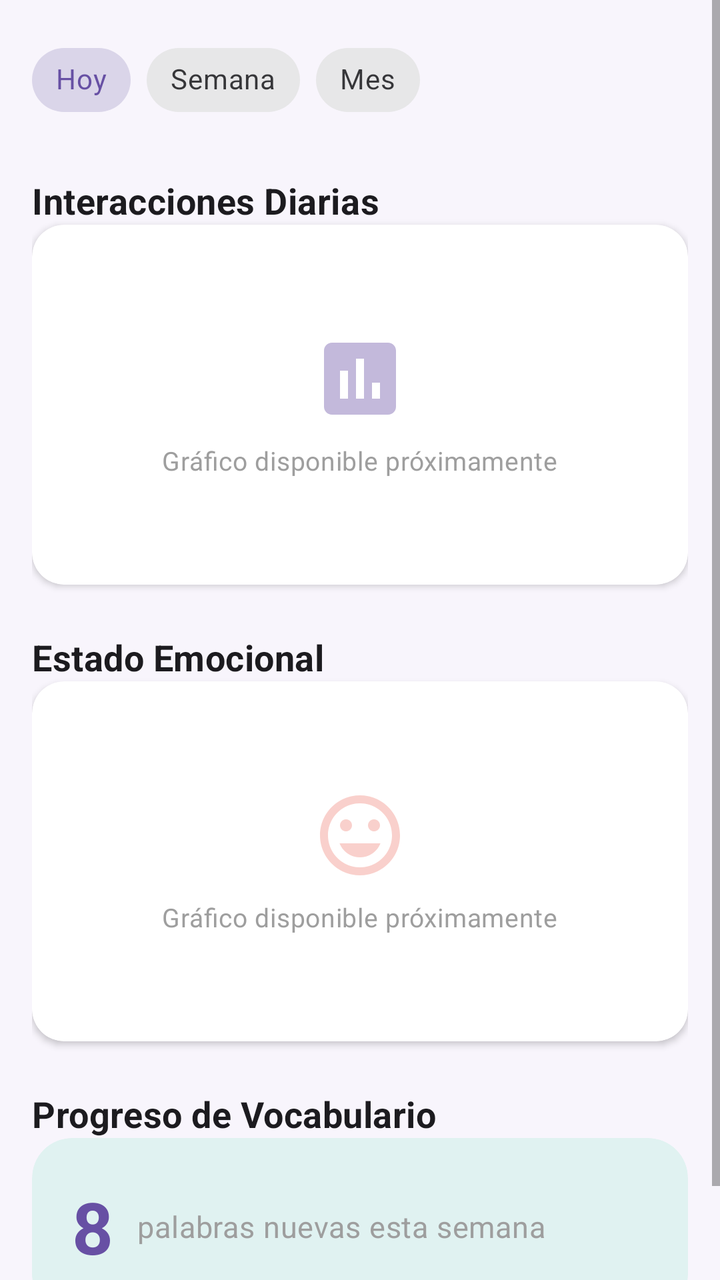
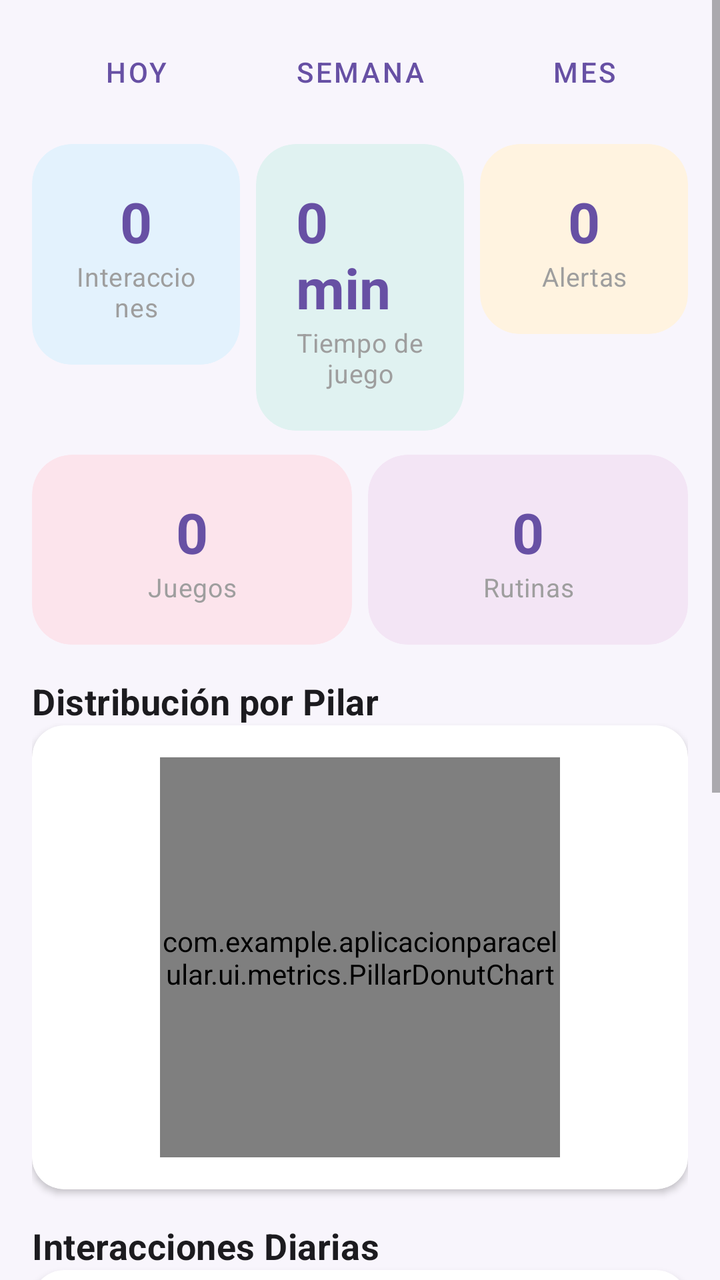

The first picture is an Android layout as it rendered before a commit; the second is the same layout after the commit. The layout source and the unified diff follow.
<!-- AndroidManifest.xml: application theme Theme.AplicacionParaCelular -->
<!-- res/layout/fragment_metrics.xml -->
<?xml version="1.0" encoding="utf-8"?>
<ScrollView xmlns:android="http://schemas.android.com/apk/res/android"
    xmlns:app="http://schemas.android.com/apk/res-auto"
    xmlns:tools="http://schemas.android.com/tools"
    android:layout_width="match_parent"
    android:layout_height="match_parent"
    android:clipToPadding="false"
    android:paddingBottom="16dp"
    tools:context=".ui.metrics.MetricsFragment">

    <LinearLayout
        android:layout_width="match_parent"
        android:layout_height="wrap_content"
        android:orientation="vertical"
        android:padding="16dp">

        
        <com.google.android.material.chip.ChipGroup
            android:id="@+id/chip_group_period"
            android:layout_width="match_parent"
            android:layout_height="wrap_content"
            app:singleSelection="true">

            <com.google.android.material.chip.Chip
                android:id="@+id/chip_today"
                style="@style/Widget.MaterialComponents.Chip.Choice"
                android:layout_width="wrap_content"
                android:layout_height="wrap_content"
                android:checked="true"
                android:text="@string/metrics_period_today" />

            <com.google.android.material.chip.Chip
                android:id="@+id/chip_week"
                style="@style/Widget.MaterialComponents.Chip.Choice"
                android:layout_width="wrap_content"
                android:layout_height="wrap_content"
                android:text="@string/metrics_period_week" />

            <com.google.android.material.chip.Chip
                android:id="@+id/chip_month"
                style="@style/Widget.MaterialComponents.Chip.Choice"
                android:layout_width="wrap_content"
                android:layout_height="wrap_content"
                android:text="@string/metrics_period_month" />
        </com.google.android.material.chip.ChipGroup>

        
        <TextView
            android:layout_width="wrap_content"
            android:layout_height="wrap_content"
            android:layout_marginTop="@dimen/section_margin_top"
            android:text="@string/metrics_interaction_chart"
            android:textAppearance="@style/TextAppearance.App.SectionTitle" />

        <com.google.android.material.card.MaterialCardView
            style="@style/Widget.App.CardView"
            android:layout_width="match_parent"
            android:layout_height="180dp">

            <LinearLayout
                android:layout_width="match_parent"
                android:layout_height="match_parent"
                android:gravity="center"
                android:orientation="vertical">

                <ImageView
                    android:layout_width="48dp"
                    android:layout_height="48dp"
                    android:alpha="0.4"
                    android:contentDescription="@string/metrics_chart_placeholder"
                    app:srcCompat="@drawable/ic_metrics_24dp"
                    app:tint="@color/primary" />

                <TextView
                    android:layout_width="wrap_content"
                    android:layout_height="wrap_content"
                    android:layout_marginTop="8dp"
                    android:text="@string/metrics_chart_placeholder"
                    android:textAppearance="@style/TextAppearance.App.CardSubtitle" />
            </LinearLayout>
        </com.google.android.material.card.MaterialCardView>

        
        <TextView
            android:layout_width="wrap_content"
            android:layout_height="wrap_content"
            android:layout_marginTop="@dimen/section_margin_top"
            android:text="@string/metrics_emotion_chart"
            android:textAppearance="@style/TextAppearance.App.SectionTitle" />

        <com.google.android.material.card.MaterialCardView
            style="@style/Widget.App.CardView"
            android:layout_width="match_parent"
            android:layout_height="180dp">

            <LinearLayout
                android:layout_width="match_parent"
                android:layout_height="match_parent"
                android:gravity="center"
                android:orientation="vertical">

                <ImageView
                    android:layout_width="48dp"
                    android:layout_height="48dp"
                    android:alpha="0.4"
                    android:contentDescription="@string/metrics_chart_placeholder"
                    app:srcCompat="@drawable/ic_teddy_24dp"
                    app:tint="@color/secondary" />

                <TextView
                    android:layout_width="wrap_content"
                    android:layout_height="wrap_content"
                    android:layout_marginTop="8dp"
                    android:text="@string/metrics_chart_placeholder"
                    android:textAppearance="@style/TextAppearance.App.CardSubtitle" />
            </LinearLayout>
        </com.google.android.material.card.MaterialCardView>

        
        <TextView
            android:layout_width="wrap_content"
            android:layout_height="wrap_content"
            android:layout_marginTop="@dimen/section_margin_top"
            android:text="@string/metrics_vocabulary_title"
            android:textAppearance="@style/TextAppearance.App.SectionTitle" />

        <com.google.android.material.card.MaterialCardView
            style="@style/Widget.App.CardView.Colored"
            android:layout_width="match_parent"
            android:layout_height="wrap_content"
            app:cardBackgroundColor="@color/card_bg_mint">

            <LinearLayout
                android:layout_width="match_parent"
                android:layout_height="wrap_content"
                android:gravity="center_vertical"
                android:orientation="horizontal">

                <TextView
                    android:layout_width="wrap_content"
                    android:layout_height="wrap_content"
                    android:text="@string/metrics_vocabulary_value"
                    android:textAppearance="@style/TextAppearance.App.MetricValue"
                    android:textSize="36sp" />

                <TextView
                    android:layout_width="wrap_content"
                    android:layout_height="wrap_content"
                    android:layout_marginStart="12dp"
                    android:text="@string/metrics_vocabulary_words"
                    android:textAppearance="@style/TextAppearance.App.CardSubtitle"
                    android:textSize="15sp" />
            </LinearLayout>
        </com.google.android.material.card.MaterialCardView>

        

        

        

    </LinearLayout>
</ScrollView>
<!-- resources referenced by this layout -->
<resources>
  <color name="card_bg_mint">#FFE0F2F1</color>
  <color name="primary">#FF6750A4</color>
  <color name="secondary">#FFEF8A7E</color>
  <dimen name="section_margin_top">24dp</dimen>
  <!-- drawable ic_metrics_24dp (drawable) -->
  <vector xmlns:android="http://schemas.android.com/apk/res/android"
      android:width="24dp"
      android:height="24dp"
      android:viewportWidth="24"
      android:viewportHeight="24"
      android:tint="?attr/colorControlNormal">
      <path
          android:fillColor="@android:color/white"
          android:pathData="M19,3H5C3.9,3 3,3.9 3,5v14c0,1.1 0.9,2 2,2h14c1.1,0 2,-0.9 2,-2V5C21,3.9 20.1,3 19,3zM9,17H7v-7h2V17zM13,17h-2V7h2V17zM17,17h-2v-4h2V17z"/>
  </vector>
  <!-- drawable ic_teddy_24dp (drawable) -->
  <vector xmlns:android="http://schemas.android.com/apk/res/android"
      android:width="24dp"
      android:height="24dp"
      android:viewportWidth="24"
      android:viewportHeight="24"
      android:tint="?attr/colorControlNormal">
      <path
          android:fillColor="@android:color/white"
          android:pathData="M12,2C6.48,2 2,6.48 2,12s4.48,10 10,10 10,-4.48 10,-10S17.52,2 12,2zM12,20c-4.41,0 -8,-3.59 -8,-8s3.59,-8 8,-8 8,3.59 8,8 -3.59,8 -8,8zM15.5,11c0.83,0 1.5,-0.67 1.5,-1.5S16.33,8 15.5,8 14,8.67 14,9.5s0.67,1.5 1.5,1.5zM8.5,11c0.83,0 1.5,-0.67 1.5,-1.5S9.33,8 8.5,8 7,8.67 7,9.5 7.67,11 8.5,11zM12,17.5c2.33,0 4.31,-1.46 5.11,-3.5H6.89c0.8,2.04 2.78,3.5 5.11,3.5z"/>
  </vector>
  <string name="metrics_chart_placeholder">Gráfico disponible próximamente</string>
  <string name="metrics_emotion_chart">Estado Emocional</string>
  <string name="metrics_interaction_chart">Interacciones Diarias</string>
  <string name="metrics_period_month">Mes</string>
  <string name="metrics_period_today">Hoy</string>
  <string name="metrics_period_week">Semana</string>
  <string name="metrics_vocabulary_title">Progreso de Vocabulario</string>
  <string name="metrics_vocabulary_value">8</string>
  <string name="metrics_vocabulary_words">palabras nuevas esta semana</string>
  <style name="TextAppearance.App.CardSubtitle" parent="TextAppearance.MaterialComponents.Body2">
          <item name="android:textSize">13sp</item>
          <item name="android:textColor">@color/text_hint</item>
      </style>
  <style name="TextAppearance.App.MetricValue" parent="TextAppearance.MaterialComponents.Headline5">
          <item name="android:textSize">28sp</item>
          <item name="android:textStyle">bold</item>
          <item name="android:textColor">?attr/colorPrimary</item>
      </style>
  <style name="TextAppearance.App.SectionTitle" parent="TextAppearance.MaterialComponents.Subtitle1">
          <item name="android:textSize">18sp</item>
          <item name="android:textStyle">bold</item>
          <item name="android:textColor">?attr/colorOnBackground</item>
          <item name="android:paddingBottom">8dp</item>
      </style>
  <style name="Widget.App.CardView" parent="Widget.MaterialComponents.CardView">
          <item name="cardCornerRadius">16dp</item>
          <item name="cardElevation">2dp</item>
          <item name="contentPadding">16dp</item>
      </style>
  <style name="Widget.App.CardView.Colored">
          <item name="cardCornerRadius">20dp</item>
          <item name="cardElevation">0dp</item>
          <item name="contentPadding">20dp</item>
      </style>
  <color name="text_hint">#FF9E9E9E</color>
  <color name="primary_dark">#FF4F378B</color>
  <color name="on_primary">#FFFFFFFF</color>
  <color name="secondary_dark">#FFD4574E</color>
  <color name="on_secondary">#FFFFFFFF</color>
  <color name="background_light">#FFF8F5FC</color>
  <color name="surface_light">#FFFFFFFF</color>
  <color name="on_background_light">#FF1C1B1F</color>
  <color name="on_surface_light">#FF1C1B1F</color>
  <!-- unchanged entries left out for length: 1 -->
</resources>

<!-- the commit's change to res/layout/fragment_metrics.xml (unified diff, before → after) -->
@@ -15,149 +15,288 @@
         android:padding="16dp">
 
         
-        <com.google.android.material.chip.ChipGroup
-            android:id="@+id/chip_group_period"
-            android:layout_width="match_parent"
-            android:layout_height="wrap_content"
-            app:singleSelection="true">
-
-            <com.google.android.material.chip.Chip
-                android:id="@+id/chip_today"
-                style="@style/Widget.MaterialComponents.Chip.Choice"
-                android:layout_width="wrap_content"
-                android:layout_height="wrap_content"
-                android:checked="true"
-                android:text="@string/metrics_period_today" />
-
-            <com.google.android.material.chip.Chip
-                android:id="@+id/chip_week"
-                style="@style/Widget.MaterialComponents.Chip.Choice"
-                android:layout_width="wrap_content"
-                android:layout_height="wrap_content"
-                android:text="@string/metrics_period_week" />
-
-            <com.google.android.material.chip.Chip
-                android:id="@+id/chip_month"
-                style="@style/Widget.MaterialComponents.Chip.Choice"
-                android:layout_width="wrap_content"
-                android:layout_height="wrap_content"
-                android:text="@string/metrics_period_month" />
-        </com.google.android.material.chip.ChipGroup>
+        <LinearLayout
+            android:layout_width="match_parent"
+            android:layout_height="wrap_content"
+            android:orientation="horizontal"
+            android:gravity="center"
+            android:layout_marginBottom="16dp">
+
+            <com.google.android.material.button.MaterialButton
+                android:id="@+id/btn_today"
+                style="@style/Widget.MaterialComponents.Button.TextButton"
+                android:layout_width="0dp"
+                android:layout_height="40dp"
+                android:layout_weight="1"
+                android:layout_marginEnd="4dp"
+                android:text="@string/metrics_period_today"
+                app:cornerRadius="8dp" />
+
+            <com.google.android.material.button.MaterialButton
+                android:id="@+id/btn_week"
+                style="@style/Widget.MaterialComponents.Button.TextButton"
+                android:layout_width="0dp"
+                android:layout_height="40dp"
+                android:layout_weight="1"
+                android:layout_marginStart="4dp"
+                android:layout_marginEnd="4dp"
+                android:text="@string/metrics_period_week"
+                app:cornerRadius="8dp" />
+
+            <com.google.android.material.button.MaterialButton
+                android:id="@+id/btn_month"
+                style="@style/Widget.MaterialComponents.Button.TextButton"
+                android:layout_width="0dp"
+                android:layout_height="40dp"
+                android:layout_weight="1"
+                android:layout_marginStart="4dp"
+                android:text="@string/metrics_period_month"
+                app:cornerRadius="8dp" />
+        </LinearLayout>
+
+        
+        <LinearLayout
+            android:layout_width="match_parent"
+            android:layout_height="wrap_content"
+            android:orientation="horizontal"
+            android:weightSum="3"
+            android:layout_marginBottom="12dp">
+
+            <com.google.android.material.card.MaterialCardView
+                style="@style/Widget.App.CardView.Colored"
+                android:layout_width="0dp"
+                android:layout_height="wrap_content"
+                android:layout_weight="1"
+                android:layout_marginEnd="4dp"
+                app:cardBackgroundColor="@color/card_bg_sky">
+
+                <LinearLayout
+                    android:layout_width="match_parent"
+                    android:layout_height="wrap_content"
+                    android:gravity="center"
+                    android:orientation="vertical">
+
+                    <TextView
+                        android:id="@+id/txt_total_interactions"
+                        android:layout_width="wrap_content"
+                        android:layout_height="wrap_content"
+                        android:text="0"
+                        android:textAppearance="@style/TextAppearance.App.MetricValue" />
+
+                    <TextView
+                        android:layout_width="wrap_content"
+                        android:layout_height="wrap_content"
+                        android:gravity="center"
+                        android:text="@string/dashboard_interactions"
+                        android:textAppearance="@style/TextAppearance.App.CardSubtitle" />
+                </LinearLayout>
+            </com.google.android.material.card.MaterialCardView>
+
+            <com.google.android.material.card.MaterialCardView
+                style="@style/Widget.App.CardView.Colored"
+                android:layout_width="0dp"
+                android:layout_height="wrap_content"
+                android:layout_weight="1"
+                android:layout_marginStart="4dp"
+                android:layout_marginEnd="4dp"
+                app:cardBackgroundColor="@color/card_bg_mint">
+
+                <LinearLayout
+                    android:layout_width="match_parent"
+                    android:layout_height="wrap_content"
+                    android:gravity="center"
+                    android:orientation="vertical">
+
+                    <TextView
+                        android:id="@+id/txt_total_playtime"
+                        android:layout_width="wrap_content"
+                        android:layout_height="wrap_content"
+                        android:text="0 min"
+                        android:textAppearance="@style/TextAppearance.App.MetricValue" />
+
+                    <TextView
+                        android:layout_width="wrap_content"
+                        android:layout_height="wrap_content"
+                        android:gravity="center"
+                        android:text="@string/dashboard_playtime"
+                        android:textAppearance="@style/TextAppearance.App.CardSubtitle" />
+                </LinearLayout>
+            </com.google.android.material.card.MaterialCardView>
+
+            <com.google.android.material.card.MaterialCardView
+                style="@style/Widget.App.CardView.Colored"
+                android:layout_width="0dp"
+                android:layout_height="wrap_content"
+                android:layout_weight="1"
+                android:layout_marginStart="4dp"
+                app:cardBackgroundColor="@color/card_bg_peach">
+
+                <LinearLayout
+                    android:layout_width="match_parent"
+                    android:layout_height="wrap_content"
+                    android:gravity="center"
+                    android:orientation="vertical">
+
+                    <TextView
+                        android:id="@+id/txt_crisis_count"
+                        android:layout_width="wrap_content"
+                        android:layout_height="wrap_content"
+                        android:text="0"
+                        android:textAppearance="@style/TextAppearance.App.MetricValue" />
+
+                    <TextView
+                        android:layout_width="wrap_content"
+                        android:layout_height="wrap_content"
+                        android:gravity="center"
+                        android:text="Alertas"
+                        android:textAppearance="@style/TextAppearance.App.CardSubtitle" />
+                </LinearLayout>
+            </com.google.android.material.card.MaterialCardView>
+        </LinearLayout>
+
+        
+        <LinearLayout
+            android:layout_width="match_parent"
+            android:layout_height="wrap_content"
+            android:orientation="horizontal"
+            android:weightSum="2"
+            android:layout_marginBottom="16dp">
+
+            <com.google.android.material.card.MaterialCardView
+                style="@style/Widget.App.CardView.Colored"
+                android:layout_width="0dp"
+                android:layout_height="wrap_content"
+                android:layout_weight="1"
+                android:layout_marginEnd="4dp"
+                app:cardBackgroundColor="@color/card_bg_rose">
+
+                <LinearLayout
+                    android:layout_width="match_parent"
+                    android:layout_height="wrap_content"
+                    android:gravity="center"
+                    android:orientation="vertical">
+
+                    <TextView
+                        android:id="@+id/txt_games_played"
+                        android:layout_width="wrap_content"
+                        android:layout_height="wrap_content"
+                        android:text="0"
+                        android:textAppearance="@style/TextAppearance.App.MetricValue" />
+
+                    <TextView
+                        android:layout_width="wrap_content"
+                        android:layout_height="wrap_content"
+                        android:gravity="center"
+                        android:text="Juegos"
+                        android:textAppearance="@style/TextAppearance.App.CardSubtitle" />
+                </LinearLayout>
+            </com.google.android.material.card.MaterialCardView>
+
+            <com.google.android.material.card.MaterialCardView
+                style="@style/Widget.App.CardView.Colored"
+                android:layout_width="0dp"
+                android:layout_height="wrap_content"
+                android:layout_weight="1"
+                android:layout_marginStart="4dp"
+                app:cardBackgroundColor="@color/card_bg_lavender">
+
+                <LinearLayout
+                    android:layout_width="match_parent"
+                    android:layout_height="wrap_content"
+                    android:gravity="center"
+                    android:orientation="vertical">
+
+                    <TextView
+                        android:id="@+id/txt_routines_completed"
+                        android:layout_width="wrap_content"
+                        android:layout_height="wrap_content"
+                        android:text="0"
+                        android:textAppearance="@style/TextAppearance.App.MetricValue" />
+
+                    <TextView
+                        android:layout_width="wrap_content"
+                        android:layout_height="wrap_content"
+                        android:gravity="center"
+                        android:text="Rutinas"
+                        android:textAppearance="@style/TextAppearance.App.CardSubtitle" />
+                </LinearLayout>
+            </com.google.android.material.card.MaterialCardView>
+        </LinearLayout>
 
         
         <TextView
             android:layout_width="wrap_content"
             android:layout_height="wrap_content"
-            android:layout_marginTop="@dimen/section_margin_top"
+            android:text="Distribución por Pilar"
+            android:textAppearance="@style/TextAppearance.App.SectionTitle" />
+
+        <com.google.android.material.card.MaterialCardView
+            style="@style/Widget.App.CardView"
+            android:layout_width="match_parent"
+            android:layout_height="wrap_content"
+            android:layout_marginBottom="16dp">
+
+            <com.example.aplicacionparacelular.ui.metrics.PillarDonutChart
+                android:id="@+id/pillar_chart"
+                android:layout_width="200dp"
+                android:layout_height="200dp"
+                android:layout_gravity="center" />
+        </com.google.android.material.card.MaterialCardView>
+
+        
+        <TextView
+            android:layout_width="wrap_content"
+            android:layout_height="wrap_content"
             android:text="@string/metrics_interaction_chart"
             android:textAppearance="@style/TextAppearance.App.SectionTitle" />
 
         <com.google.android.material.card.MaterialCardView
             style="@style/Widget.App.CardView"
             android:layout_width="match_parent"
-            android:layout_height="180dp">
+            android:layout_height="wrap_content"
+            android:layout_marginBottom="16dp">
+
+            <com.example.aplicacionparacelular.ui.metrics.WeekBarChart
+                android:id="@+id/week_chart"
+                android:layout_width="match_parent"
+                android:layout_height="200dp" />
+        </com.google.android.material.card.MaterialCardView>
+
+        
+        <TextView
+            android:layout_width="wrap_content"
+            android:layout_height="wrap_content"
+            android:text="@string/metrics_vocabulary_title"
+            android:textAppearance="@style/TextAppearance.App.SectionTitle" />
+
+        <com.google.android.material.card.MaterialCardView
+            style="@style/Widget.App.CardView.Colored"
+            android:layout_width="match_parent"
+            android:layout_height="wrap_content"
+            app:cardBackgroundColor="@color/card_bg_mint">
 
             <LinearLayout
                 android:layout_width="match_parent"
-                android:layout_height="match_parent"
-                android:gravity="center"
-                android:orientation="vertical">
-
-                <ImageView
-                    android:layout_width="48dp"
-                    android:layout_height="48dp"
-                    android:alpha="0.4"
-                    android:contentDescription="@string/metrics_chart_placeholder"
-                    app:srcCompat="@drawable/ic_metrics_24dp"
-                    app:tint="@color/primary" />
+                android:layout_height="wrap_content"
+                android:orientation="vertical"
+                android:gravity="center">
 
                 <TextView
+                    android:id="@+id/txt_vocab_total"
                     android:layout_width="wrap_content"
                     android:layout_height="wrap_content"
-                    android:layout_marginTop="8dp"
-                    android:text="@string/metrics_chart_placeholder"
+                    android:text="0 palabras conocidas"
+                    android:textAppearance="@style/TextAppearance.App.MetricValue"
+                    android:textSize="20sp" />
+
+                <TextView
+                    android:id="@+id/txt_vocab_new"
+                    android:layout_width="wrap_content"
+                    android:layout_height="wrap_content"
+                    android:text="0 esta semana"
                     android:textAppearance="@style/TextAppearance.App.CardSubtitle" />
             </LinearLayout>
         </com.google.android.material.card.MaterialCardView>
 
-        
-        <TextView
-            android:layout_width="wrap_content"
-            android:layout_height="wrap_content"
-            android:layout_marginTop="@dimen/section_margin_top"
-            android:text="@string/metrics_emotion_chart"
-            android:textAppearance="@style/TextAppearance.App.SectionTitle" />
-
-        <com.google.android.material.card.MaterialCardView
-            style="@style/Widget.App.CardView"
-            android:layout_width="match_parent"
-            android:layout_height="180dp">
-
-            <LinearLayout
-                android:layout_width="match_parent"
-                android:layout_height="match_parent"
-                android:gravity="center"
-                android:orientation="vertical">
-
-                <ImageView
-                    android:layout_width="48dp"
-                    android:layout_height="48dp"
-                    android:alpha="0.4"
-                    android:contentDescription="@string/metrics_chart_placeholder"
-                    app:srcCompat="@drawable/ic_teddy_24dp"
-                    app:tint="@color/secondary" />
-
-                <TextView
-                    android:layout_width="wrap_content"
-                    android:layout_height="wrap_content"
-                    android:layout_marginTop="8dp"
-                    android:text="@string/metrics_chart_placeholder"
-                    android:textAppearance="@style/TextAppearance.App.CardSubtitle" />
-            </LinearLayout>
-        </com.google.android.material.card.MaterialCardView>
-
-        
-        <TextView
-            android:layout_width="wrap_content"
-            android:layout_height="wrap_content"
-            android:layout_marginTop="@dimen/section_margin_top"
-            android:text="@string/metrics_vocabulary_title"
-            android:textAppearance="@style/TextAppearance.App.SectionTitle" />
-
-        <com.google.android.material.card.MaterialCardView
-            style="@style/Widget.App.CardView.Colored"
-            android:layout_width="match_parent"
-            android:layout_height="wrap_content"
-            app:cardBackgroundColor="@color/card_bg_mint">
-
-            <LinearLayout
-                android:layout_width="match_parent"
-                android:layout_height="wrap_content"
-                android:gravity="center_vertical"
-                android:orientation="horizontal">
-
-                <TextView
-                    android:layout_width="wrap_content"
-                    android:layout_height="wrap_content"
-                    android:text="@string/metrics_vocabulary_value"
-                    android:textAppearance="@style/TextAppearance.App.MetricValue"
-                    android:textSize="36sp" />
-
-                <TextView
-                    android:layout_width="wrap_content"
-                    android:layout_height="wrap_content"
-                    android:layout_marginStart="12dp"
-                    android:text="@string/metrics_vocabulary_words"
-                    android:textAppearance="@style/TextAppearance.App.CardSubtitle"
-                    android:textSize="15sp" />
-            </LinearLayout>
-        </com.google.android.material.card.MaterialCardView>
-
-        
-
-        
-
-        
-
     </LinearLayout>
 </ScrollView>
<!-- resource entries referenced after the edit -->
@@ -1,40 +1,19 @@
 <!-- resources referenced by this layout -->
 <resources>
+  <color name="card_bg_lavender">#FFF3E5F5</color>
   <color name="card_bg_mint">#FFE0F2F1</color>
+  <color name="card_bg_peach">#FFFFF3E0</color>
+  <color name="card_bg_rose">#FFFCE4EC</color>
+  <color name="card_bg_sky">#FFE3F2FD</color>
+  <string name="dashboard_interactions">Interacciones</string>
+  <string name="dashboard_playtime">Tiempo de juego</string>
   <color name="primary">#FF6750A4</color>
   <color name="secondary">#FFEF8A7E</color>
-  <dimen name="section_margin_top">24dp</dimen>
-  <!-- drawable ic_metrics_24dp (drawable) -->
-  <vector xmlns:android="http://schemas.android.com/apk/res/android"
-      android:width="24dp"
-      android:height="24dp"
-      android:viewportWidth="24"
-      android:viewportHeight="24"
-      android:tint="?attr/colorControlNormal">
-      <path
-          android:fillColor="@android:color/white"
-          android:pathData="M19,3H5C3.9,3 3,3.9 3,5v14c0,1.1 0.9,2 2,2h14c1.1,0 2,-0.9 2,-2V5C21,3.9 20.1,3 19,3zM9,17H7v-7h2V17zM13,17h-2V7h2V17zM17,17h-2v-4h2V17z"/>
-  </vector>
-  <!-- drawable ic_teddy_24dp (drawable) -->
-  <vector xmlns:android="http://schemas.android.com/apk/res/android"
-      android:width="24dp"
-      android:height="24dp"
-      android:viewportWidth="24"
-      android:viewportHeight="24"
-      android:tint="?attr/colorControlNormal">
-      <path
-          android:fillColor="@android:color/white"
-          android:pathData="M12,2C6.48,2 2,6.48 2,12s4.48,10 10,10 10,-4.48 10,-10S17.52,2 12,2zM12,20c-4.41,0 -8,-3.59 -8,-8s3.59,-8 8,-8 8,3.59 8,8 -3.59,8 -8,8zM15.5,11c0.83,0 1.5,-0.67 1.5,-1.5S16.33,8 15.5,8 14,8.67 14,9.5s0.67,1.5 1.5,1.5zM8.5,11c0.83,0 1.5,-0.67 1.5,-1.5S9.33,8 8.5,8 7,8.67 7,9.5 7.67,11 8.5,11zM12,17.5c2.33,0 4.31,-1.46 5.11,-3.5H6.89c0.8,2.04 2.78,3.5 5.11,3.5z"/>
-  </vector>
-  <string name="metrics_chart_placeholder">Gráfico disponible próximamente</string>
-  <string name="metrics_emotion_chart">Estado Emocional</string>
   <string name="metrics_interaction_chart">Interacciones Diarias</string>
   <string name="metrics_period_month">Mes</string>
   <string name="metrics_period_today">Hoy</string>
   <string name="metrics_period_week">Semana</string>
   <string name="metrics_vocabulary_title">Progreso de Vocabulario</string>
-  <string name="metrics_vocabulary_value">8</string>
-  <string name="metrics_vocabulary_words">palabras nuevas esta semana</string>
   <style name="TextAppearance.App.CardSubtitle" parent="TextAppearance.MaterialComponents.Body2">
           <item name="android:textSize">13sp</item>
           <item name="android:textColor">@color/text_hint</item>
